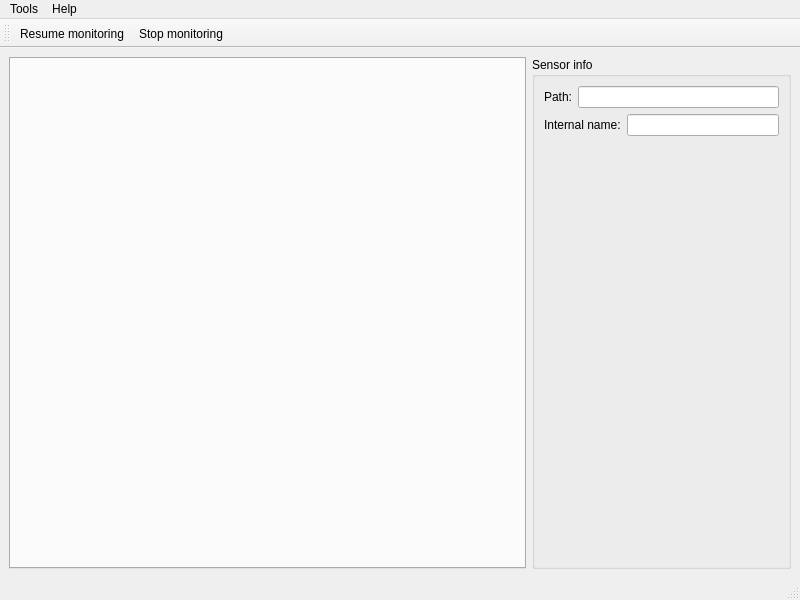
First picture: the form in src/ui/mainwindow.ui, repository aleksamagicka/lensors, before the edit.
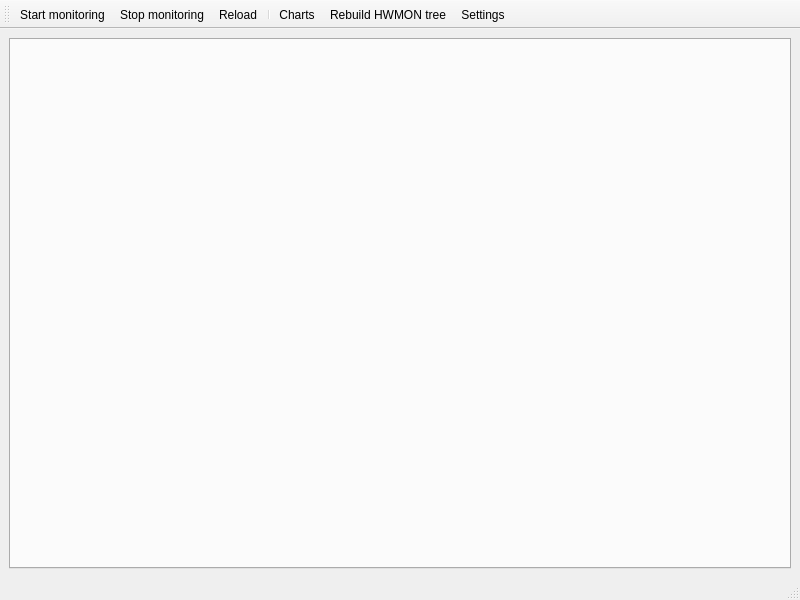
Second picture: the form after the edit. Icons and pictures are not drawn.

Commit message: Added more actions to toolbar, implemented monitoring start/stop

Patch:
```diff
--- a/src/ui/mainwindow.ui
+++ b/src/ui/mainwindow.ui
@@ -14,7 +14,7 @@
    <string>MainWindow</string>
   </property>
   <widget class="QWidget" name="centralwidget">
-   <layout class="QGridLayout" name="gridLayout" rowstretch="0" columnstretch="0,0">
+   <layout class="QGridLayout" name="gridLayout" rowstretch="0" columnstretch="0">
     <item row="0" column="0">
      <widget class="QTabWidget" name="tab_widget">
       <property name="sizePolicy">
@@ -28,111 +28,8 @@
       </property>
      </widget>
     </item>
-    <item row="0" column="1">
-     <widget class="QGroupBox" name="info_box">
-      <property name="sizePolicy">
-       <sizepolicy hsizetype="Preferred" vsizetype="Preferred">
-        <horstretch>1</horstretch>
-        <verstretch>1</verstretch>
-       </sizepolicy>
-      </property>
-      <property name="title">
-       <string>Sensor info</string>
-      </property>
-      <layout class="QVBoxLayout" name="verticalLayout">
-       <item>
-        <layout class="QGridLayout" name="gridLayout_2" rowstretch="1,1" columnstretch="1">
-         <item row="0" column="0">
-          <layout class="QHBoxLayout" name="horizontalLayout">
-           <item>
-            <widget class="QLabel" name="label">
-             <property name="text">
-              <string>Path:</string>
-             </property>
-            </widget>
-           </item>
-           <item>
-            <widget class="QLineEdit" name="leHwmonPath">
-             <property name="readOnly">
-              <bool>true</bool>
-             </property>
-            </widget>
-           </item>
-          </layout>
-         </item>
-         <item row="1" column="0">
-          <layout class="QHBoxLayout" name="horizontalLayout_2">
-           <item>
-            <widget class="QLabel" name="label_2">
-             <property name="text">
-              <string>Internal name:</string>
-             </property>
-            </widget>
-           </item>
-           <item>
-            <widget class="QLineEdit" name="leInternalName">
-             <property name="readOnly">
-              <bool>true</bool>
-             </property>
-            </widget>
-           </item>
-          </layout>
-         </item>
-        </layout>
-       </item>
-       <item>
-        <spacer name="verticalSpacer">
-         <property name="orientation">
-          <enum>Qt::Vertical</enum>
-         </property>
-         <property name="sizeHint" stdset="0">
-          <size>
-           <width>20</width>
-           <height>378</height>
-          </size>
-         </property>
-        </spacer>
-       </item>
-      </layout>
-     </widget>
-    </item>
    </layout>
   </widget>
-  <widget class="QMenuBar" name="menubar">
-   <property name="geometry">
-    <rect>
-     <x>0</x>
-     <y>0</y>
-     <width>800</width>
-     <height>23</height>
-    </rect>
-   </property>
-   <widget class="QMenu" name="menuTools">
-    <property name="title">
-     <string>Tools</string>
-    </property>
-    <widget class="QMenu" name="menuRefresh">
-     <property name="title">
-      <string>Refresh</string>
-     </property>
-     <addaction name="actionhwmon"/>
-     <addaction name="actionliquidctl"/>
-     <addaction name="actionhwmon_liquidctl"/>
-    </widget>
-    <addaction name="actionOptions"/>
-    <addaction name="separator"/>
-    <addaction name="menuRefresh"/>
-    <addaction name="actionRebuild_hwmon_tree"/>
-   </widget>
-   <widget class="QMenu" name="menuHelp">
-    <property name="title">
-     <string>Help</string>
-    </property>
-    <addaction name="actionAbout"/>
-   </widget>
-   <addaction name="menuTools"/>
-   <addaction name="menuHelp"/>
-  </widget>
   <widget class="QStatusBar" name="statusbar"/>
   <widget class="QToolBar" name="toolBar">
    <property name="windowTitle">
@@ -144,8 +41,13 @@
    <attribute name="toolBarBreak">
     <bool>false</bool>
    </attribute>
-   <addaction name="actionResume_monitoring"/>
+   <addaction name="actionStartMonitoring"/>
    <addaction name="actionStopMonitoring"/>
+   <addaction name="actionReload"/>
+   <addaction name="separator"/>
+   <addaction name="actionCharts"/>
+   <addaction name="actionRebuild_HWMON_tree"/>
+   <addaction name="actionSettings"/>
   </widget>
   <action name="actionOptions">
    <property name="text">
@@ -172,7 +74,7 @@
     <string>About</string>
    </property>
   </action>
-  <action name="actionResume_monitoring">
+  <action name="actionStartMonitoring">
    <property name="checkable">
     <bool>false</bool>
    </property>
@@ -185,10 +87,10 @@
     </iconset>
    </property>
    <property name="text">
-    <string>Resume monitoring</string>
+    <string>Start monitoring</string>
    </property>
    <property name="toolTip">
-    <string>Resume sensor monitoring.</string>
+    <string>Start sensor monitoring.</string>
    </property>
    <property name="shortcut">
     <string>Ctrl+R</string>
@@ -218,6 +120,57 @@
     <string>Ctrl+Shift+R</string>
    </property>
   </action>
+  <action name="actionReload">
+   <property name="icon">
+    <iconset>
+     <normaloff>../../resources/icons/icons8-synchronize-512.png</normaloff>../../resources/icons/icons8-synchronize-512.png</iconset>
+   </property>
+   <property name="text">
+    <string>Reload</string>
+   </property>
+   <property name="toolTip">
+    <string>Reload sensor values.</string>
+   </property>
+  </action>
+  <action name="actionCharts">
+   <property name="icon">
+    <iconset>
+     <normaloff>../../resources/icons/icons8-combo-chart-64.png</normaloff>../../resources/icons/icons8-combo-chart-64.png</iconset>
+   </property>
+   <property name="text">
+    <string>Charts</string>
+   </property>
+   <property name="toolTip">
+    <string>Draw charts.</string>
+   </property>
+   <property name="shortcut">
+    <string>Ctrl+G</string>
+   </property>
+  </action>
+  <action name="actionRebuild_HWMON_tree">
+   <property name="icon">
+    <iconset>
+     <normaloff>../../resources/icons/icons8-under-construction-64.png</normaloff>../../resources/icons/icons8-under-construction-64.png</iconset>
+   </property>
+   <property name="text">
+    <string>Rebuild HWMON tree</string>
+   </property>
+   <property name="toolTip">
+    <string>Rebuild HWMON tree.</string>
+   </property>
+  </action>
+  <action name="actionSettings">
+   <property name="icon">
+    <iconset>
+     <normaloff>../../resources/icons/icons8-adjust-64.png</normaloff>../../resources/icons/icons8-adjust-64.png</iconset>
+   </property>
+   <property name="text">
+    <string>Settings</string>
+   </property>
+   <property name="toolTip">
+    <string>Open settings.</string>
+   </property>
+  </action>
  </widget>
  <resources/>
  <connections/>
```
The commit also changes 5 other files.
